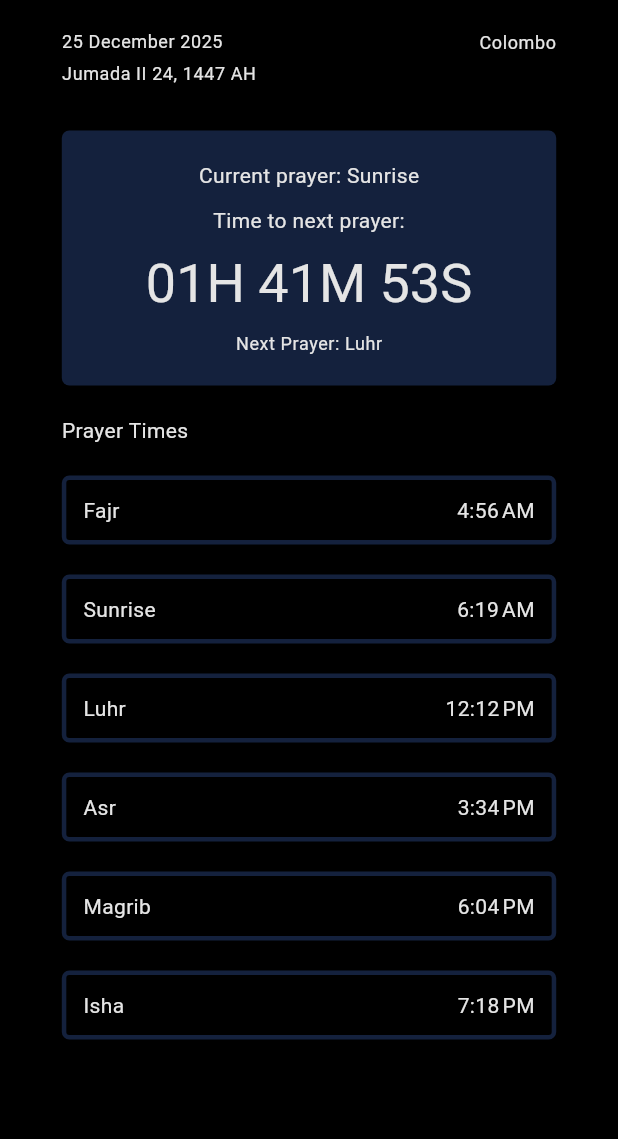
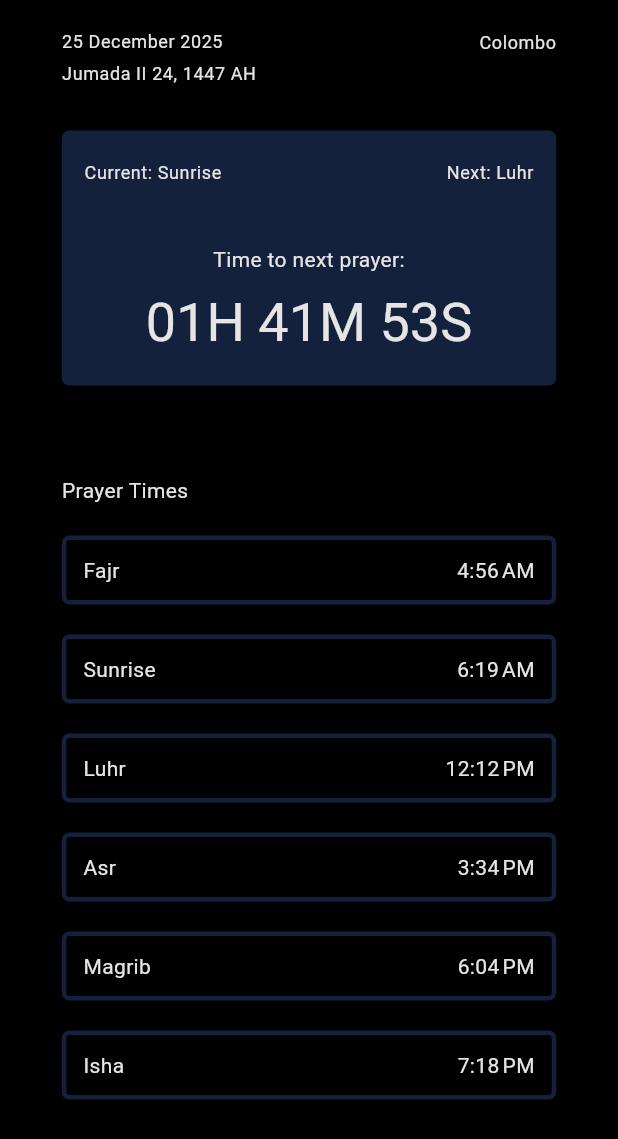
Before and after one commit to sfshameem5/prayer-times-flutter, a Flutter app: the screen it shows after launch, on a phone screen of 412 x 824 dp. Shown: the top 1139 px of the screen. Run offline on Flutter 3.47's test engine with Material 3 defaults, Android fonts, the phone set to English and light mode, and no system bars; our stand-ins replace google_fonts.

Commit message:
misc:  minor design tweaks

```diff
--- a/lib/features/prayers/presentation/widgets/countdown_timer.dart
+++ b/lib/features/prayers/presentation/widgets/countdown_timer.dart
@@ -8,7 +8,6 @@ class CountdownTimer extends StatelessWidget {
   @override
   Widget build(BuildContext context) {
     TextStyle? textStyle = Theme.of(context).textTheme.bodySmall;
-    TextStyle? currentPrayer = Theme.of(context).textTheme.bodyMedium;
     TextStyle? nextPrayer = Theme.of(context).textTheme.bodyMedium;
     TextStyle? timer = Theme.of(context).textTheme.displaySmall;
 
@@ -27,20 +26,24 @@ class CountdownTimer extends StatelessWidget {
                     ),
                     child: Column(
                       children: [
-                        SizedBox(height: 20),
-                        Text(
-                          'Current prayer: ${model.currentPrayer.name}',
-                          style: currentPrayer,
+                        Padding(
+                          padding: EdgeInsetsGeometry.only(
+                            top: 20,
+                            left: 15,
+                            right: 15,
+                          ),
+                          child: Row(
+                            mainAxisAlignment: MainAxisAlignment.spaceBetween,
+                            children: [
+                              Text("Current: ${model.currentPrayer.name}", style: textStyle),
+                              Text("Next: ${model.nextPrayer.name}", style: textStyle),
+                            ],
+                          ),
                         ),
-                        SizedBox(height: 10),
+                        SizedBox(height: 40),
                         Text('Time to next prayer:', style: nextPrayer),
                         SizedBox(height: 10),
                         Text(model.countdown, style: timer),
-                        SizedBox(height: 10),
-                        Text(
-                          'Next Prayer: ${model.nextPrayer.name}',
-                          style: textStyle,
-                        ),
                         SizedBox(height: 20),
                       ],
                     ),
--- a/lib/features/prayers/presentation/widgets/prayer_list.dart
+++ b/lib/features/prayers/presentation/widgets/prayer_list.dart
@@ -17,7 +17,7 @@ class PrayerList extends StatelessWidget {
             child: Column(
               crossAxisAlignment: CrossAxisAlignment.start,
               children: [
-                SizedBox(height: 20),
+                SizedBox(height: 60),
                 Text('Prayer Times', style: Theme.of(context).textTheme.bodyMedium),
                 for (var prayer in model.prayers) ...[
                   const SizedBox(height: 20),
--- a/lib/main.dart
+++ b/lib/main.dart
@@ -16,7 +16,7 @@ class MyApp extends StatelessWidget {
       theme: AppTheme.darkTheme,
       darkTheme: AppTheme.darkTheme,
       themeMode: ThemeMode.dark,
-      home: Scaffold(body: PrayerView(), backgroundColor: Colors.black),
+      home: Scaffold(body: SafeArea(child: PrayerView()), backgroundColor: Colors.black),
     );
   }
 }
```
